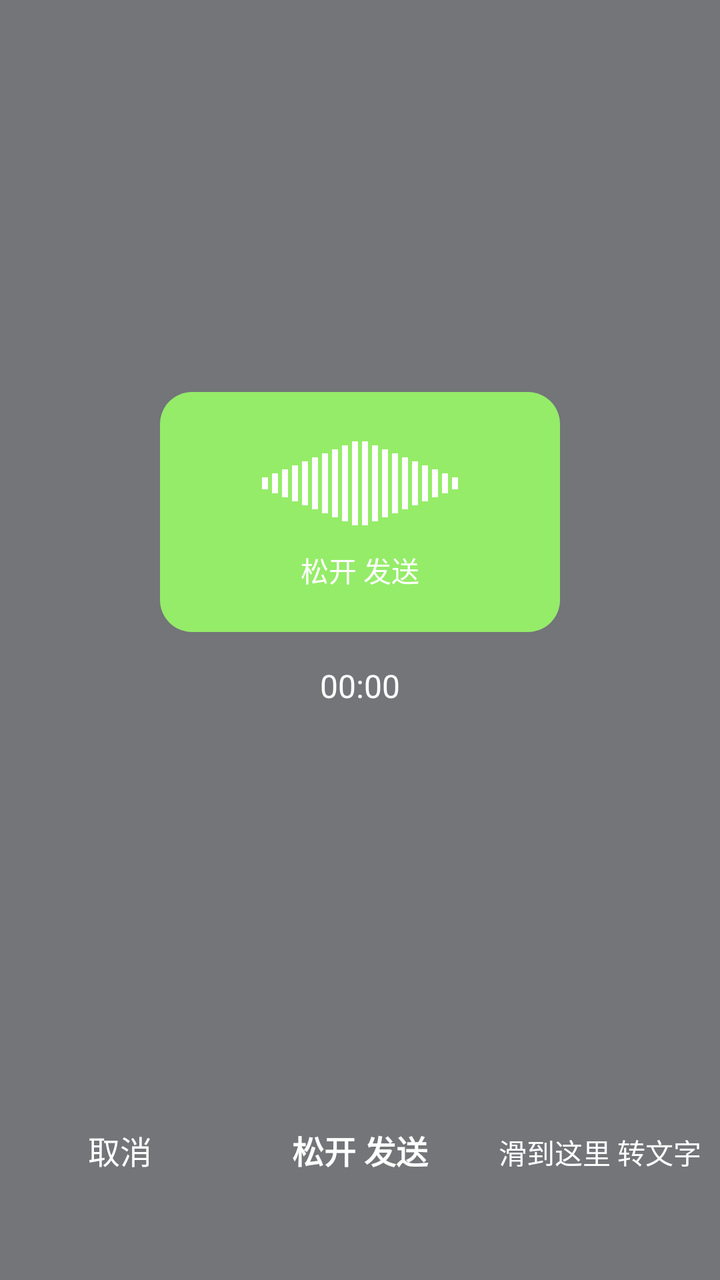
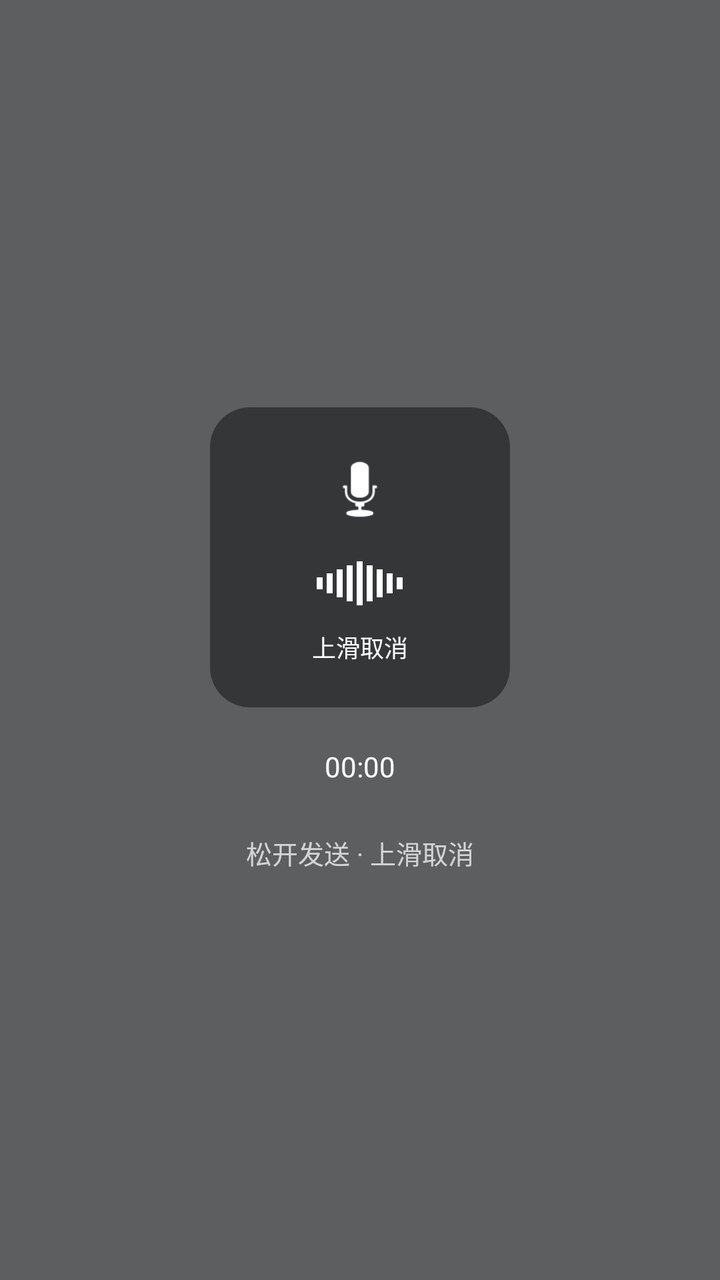

Two renders of the same Android screen: before a commit and after it. Below are the layout's source before the change and the commit's diff.
<!-- AndroidManifest.xml: application theme Theme.EchoLink -->
<!-- res/layout/dialog_voice_record.xml -->
<?xml version="1.0" encoding="utf-8"?>

<LinearLayout xmlns:android="http://schemas.android.com/apk/res/android"
    android:layout_width="match_parent"
    android:layout_height="match_parent"
    android:orientation="vertical"
    android:background="#80000000"
    android:gravity="bottom">

    
    <LinearLayout
        android:layout_width="match_parent"
        android:layout_height="0dp"
        android:layout_weight="1"
        android:gravity="center"
        android:orientation="vertical">

        
        <LinearLayout
            android:id="@+id/recordBubble"
            android:layout_width="200dp"
            android:layout_height="120dp"
            android:background="@drawable/bg_voice_record_bubble"
            android:gravity="center"
            android:orientation="vertical">

            
            <LinearLayout
                android:id="@+id/waveformContainer"
                android:layout_width="match_parent"
                android:layout_height="50dp"
                android:gravity="center"
                android:orientation="horizontal"
                android:paddingStart="20dp"
                android:paddingEnd="20dp">

                
                <View android:id="@+id/wave0"  android:layout_width="3dp" android:layout_height="6dp"  android:layout_margin="1dp" android:background="#FFFFFF" />
                <View android:id="@+id/wave1"  android:layout_width="3dp" android:layout_height="10dp" android:layout_margin="1dp" android:background="#FFFFFF" />
                <View android:id="@+id/wave2"  android:layout_width="3dp" android:layout_height="14dp" android:layout_margin="1dp" android:background="#FFFFFF" />
                <View android:id="@+id/wave3"  android:layout_width="3dp" android:layout_height="18dp" android:layout_margin="1dp" android:background="#FFFFFF" />
                <View android:id="@+id/wave4"  android:layout_width="3dp" android:layout_height="22dp" android:layout_margin="1dp" android:background="#FFFFFF" />
                <View android:id="@+id/wave5"  android:layout_width="3dp" android:layout_height="26dp" android:layout_margin="1dp" android:background="#FFFFFF" />
                <View android:id="@+id/wave6"  android:layout_width="3dp" android:layout_height="30dp" android:layout_margin="1dp" android:background="#FFFFFF" />
                <View android:id="@+id/wave7"  android:layout_width="3dp" android:layout_height="34dp" android:layout_margin="1dp" android:background="#FFFFFF" />
                <View android:id="@+id/wave8"  android:layout_width="3dp" android:layout_height="38dp" android:layout_margin="1dp" android:background="#FFFFFF" />
                <View android:id="@+id/wave9"  android:layout_width="3dp" android:layout_height="42dp" android:layout_margin="1dp" android:background="#FFFFFF" />
                <View android:id="@+id/wave10" android:layout_width="3dp" android:layout_height="42dp" android:layout_margin="1dp" android:background="#FFFFFF" />
                <View android:id="@+id/wave11" android:layout_width="3dp" android:layout_height="38dp" android:layout_margin="1dp" android:background="#FFFFFF" />
                <View android:id="@+id/wave12" android:layout_width="3dp" android:layout_height="34dp" android:layout_margin="1dp" android:background="#FFFFFF" />
                <View android:id="@+id/wave13" android:layout_width="3dp" android:layout_height="30dp" android:layout_margin="1dp" android:background="#FFFFFF" />
                <View android:id="@+id/wave14" android:layout_width="3dp" android:layout_height="26dp" android:layout_margin="1dp" android:background="#FFFFFF" />
                <View android:id="@+id/wave15" android:layout_width="3dp" android:layout_height="22dp" android:layout_margin="1dp" android:background="#FFFFFF" />
                <View android:id="@+id/wave16" android:layout_width="3dp" android:layout_height="18dp" android:layout_margin="1dp" android:background="#FFFFFF" />
                <View android:id="@+id/wave17" android:layout_width="3dp" android:layout_height="14dp" android:layout_margin="1dp" android:background="#FFFFFF" />
                <View android:id="@+id/wave18" android:layout_width="3dp" android:layout_height="10dp" android:layout_margin="1dp" android:background="#FFFFFF" />
                <View android:id="@+id/wave19" android:layout_width="3dp" android:layout_height="6dp"  android:layout_margin="1dp" android:background="#FFFFFF" />
            </LinearLayout>

            
            <TextView
                android:id="@+id/tvRecordStatus"
                android:layout_width="wrap_content"
                android:layout_height="wrap_content"
                android:layout_marginTop="8dp"
                android:text="松开 发送"
                android:textColor="#FFFFFF"
                android:textSize="14sp" />
        </LinearLayout>

        
        <TextView
            android:id="@+id/tvRecordTime"
            android:layout_width="wrap_content"
            android:layout_height="wrap_content"
            android:layout_marginTop="16dp"
            android:text="00:00"
            android:textColor="#FFFFFF"
            android:textSize="16sp" />
    </LinearLayout>

    
    <LinearLayout
        android:layout_width="match_parent"
        android:layout_height="wrap_content"
        android:orientation="horizontal"
        android:paddingBottom="40dp">

        <TextView
            android:id="@+id/btnCancelRecord"
            android:layout_width="0dp"
            android:layout_height="50dp"
            android:layout_weight="1"
            android:gravity="center"
            android:text="取消"
            android:textColor="#FFFFFF"
            android:textSize="16sp" />

        <TextView
            android:id="@+id/btnReleaseSend"
            android:layout_width="0dp"
            android:layout_height="50dp"
            android:layout_weight="1"
            android:gravity="center"
            android:text="松开 发送"
            android:textColor="#FFFFFF"
            android:textSize="16sp"
            android:textStyle="bold" />

        <TextView
            android:id="@+id/btnToText"
            android:layout_width="0dp"
            android:layout_height="50dp"
            android:layout_weight="1"
            android:gravity="center"
            android:text="滑到这里 转文字"
            android:textColor="#FFFFFF"
            android:textSize="14sp" />
    </LinearLayout>

</LinearLayout>
<!-- resources referenced by this layout -->
<resources>
  <!-- drawable bg_voice_record_bubble (drawable) -->
  <?xml version="1.0" encoding="utf-8"?>
  
  <shape xmlns:android="http://schemas.android.com/apk/res/android"
      android:shape="rectangle">
      <solid android:color="#95EC69" />
      <corners android:radius="16dp" />
  </shape>
  <style name="Theme.EchoLink" parent="Theme.MaterialComponents.DayNight.NoActionBar">
          <item name="colorPrimary">@color/brand_primary</item>
          <item name="colorPrimaryVariant">@color/brand_primary_dark</item>
          <item name="colorOnPrimary">@color/on_primary</item>
          <item name="colorSecondary">@color/secondary</item>
          <item name="colorOnSecondary">@color/on_secondary</item>
          <item name="colorSurface">@color/surface</item>
          <item name="colorOnSurface">@color/on_surface</item>
          <item name="colorError">@color/error</item>
          <item name="android:colorBackground">@color/background</item>
          <item name="colorOnBackground">@color/on_surface</item>
          <item name="colorControlNormal">@color/on_surface_variant</item>
          <item name="colorControlActivated">@color/brand_primary</item>
          <item name="android:windowBackground">@color/background</item>
          
          <item name="android:statusBarColor">@android:color/transparent</item>
          <item name="android:navigationBarColor">@android:color/transparent</item>
          <item name="android:windowLightStatusBar">true</item>
          <item name="android:windowLightNavigationBar">true</item>
          
          <item name="alertDialogTheme">@style/Theme.EchoLink.Dialog</item>
          <item name="dialogTheme">@style/Theme.EchoLink.Dialog</item>
          <item name="materialAlertDialogTheme">@style/Theme.EchoLink.Dialog</item>
      </style>
  <color name="brand_primary">#4a8fe7</color>
  <color name="brand_primary_dark">#3a7fd7</color>
  <color name="on_primary">#FFFFFF</color>
  <color name="secondary">#4a8fe7</color>
  <color name="on_secondary">#FFFFFF</color>
  <color name="surface">@color/neu_base</color>
  <color name="on_surface">#3A4150</color>
  <color name="error">#E8645F</color>
  <color name="background">@color/neu_base</color>
  <color name="on_surface_variant">#8B94A3</color>
  <style name="Theme.EchoLink.Dialog" parent="ThemeOverlay.MaterialComponents.Dialog.Alert">
          <item name="colorSurface">@color/chat_bg</item>
          <item name="colorSurfaceVariant">@color/chat_bg</item>
          <item name="colorOnSurface">@color/on_surface</item>
          <item name="android:windowBackground">@color/chat_bg</item>
          <item name="android:background">@color/chat_bg</item>
          <item name="android:colorBackground">@color/chat_bg</item>
          <item name="colorPrimary">@color/brand_primary</item>
          <item name="colorOnPrimary">@color/on_primary</item>
          <item name="android:textColorPrimary">@color/on_surface</item>
          <item name="android:textColor">@color/on_surface</item>
          <item name="android:windowIsFloating">true</item>
      </style>
  <color name="neu_base">#E8ECF2</color>
  <color name="chat_bg">@color/neu_base</color>
</resources>

<!-- the commit's change to res/layout/dialog_voice_record.xml (unified diff, before → after) -->
@@ -4,118 +4,75 @@
     android:layout_width="match_parent"
     android:layout_height="match_parent"
     android:orientation="vertical"
-    android:background="#80000000"
-    android:gravity="bottom">
+    android:background="#99000000"
+    android:gravity="center">
 
     
     <LinearLayout
-        android:layout_width="match_parent"
-        android:layout_height="0dp"
-        android:layout_weight="1"
+        android:id="@+id/recordCard"
+        android:layout_width="150dp"
+        android:layout_height="150dp"
+        android:background="@drawable/bg_voice_record_card"
         android:gravity="center"
-        android:orientation="vertical">
+        android:orientation="vertical"
+        android:padding="16dp">
+
+        
+        <ImageView
+            android:id="@+id/ivMic"
+            android:layout_width="40dp"
+            android:layout_height="40dp"
+            android:src="@android:drawable/ic_btn_speak_now"
+            android:tint="#FFFFFF" />
 
         
         <LinearLayout
-            android:id="@+id/recordBubble"
-            android:layout_width="200dp"
-            android:layout_height="120dp"
-            android:background="@drawable/bg_voice_record_bubble"
+            android:id="@+id/waveformContainer"
+            android:layout_width="match_parent"
+            android:layout_height="30dp"
+            android:layout_marginTop="12dp"
             android:gravity="center"
-            android:orientation="vertical">
+            android:orientation="horizontal">
 
-            
-            <LinearLayout
-                android:id="@+id/waveformContainer"
-                android:layout_width="match_parent"
-                android:layout_height="50dp"
-                android:gravity="center"
-                android:orientation="horizontal"
-                android:paddingStart="20dp"
-                android:paddingEnd="20dp">
-
-                
-                <View android:id="@+id/wave0"  android:layout_width="3dp" android:layout_height="6dp"  android:layout_margin="1dp" android:background="#FFFFFF" />
-                <View android:id="@+id/wave1"  android:layout_width="3dp" android:layout_height="10dp" android:layout_margin="1dp" android:background="#FFFFFF" />
-                <View android:id="@+id/wave2"  android:layout_width="3dp" android:layout_height="14dp" android:layout_margin="1dp" android:background="#FFFFFF" />
-                <View android:id="@+id/wave3"  android:layout_width="3dp" android:layout_height="18dp" android:layout_margin="1dp" android:background="#FFFFFF" />
-                <View android:id="@+id/wave4"  android:layout_width="3dp" android:layout_height="22dp" android:layout_margin="1dp" android:background="#FFFFFF" />
-                <View android:id="@+id/wave5"  android:layout_width="3dp" android:layout_height="26dp" android:layout_margin="1dp" android:background="#FFFFFF" />
-                <View android:id="@+id/wave6"  android:layout_width="3dp" android:layout_height="30dp" android:layout_margin="1dp" android:background="#FFFFFF" />
-                <View android:id="@+id/wave7"  android:layout_width="3dp" android:layout_height="34dp" android:layout_margin="1dp" android:background="#FFFFFF" />
-                <View android:id="@+id/wave8"  android:layout_width="3dp" android:layout_height="38dp" android:layout_margin="1dp" android:background="#FFFFFF" />
-                <View android:id="@+id/wave9"  android:layout_width="3dp" android:layout_height="42dp" android:layout_margin="1dp" android:background="#FFFFFF" />
-                <View android:id="@+id/wave10" android:layout_width="3dp" android:layout_height="42dp" android:layout_margin="1dp" android:background="#FFFFFF" />
-                <View android:id="@+id/wave11" android:layout_width="3dp" android:layout_height="38dp" android:layout_margin="1dp" android:background="#FFFFFF" />
-                <View android:id="@+id/wave12" android:layout_width="3dp" android:layout_height="34dp" android:layout_margin="1dp" android:background="#FFFFFF" />
-                <View android:id="@+id/wave13" android:layout_width="3dp" android:layout_height="30dp" android:layout_margin="1dp" android:background="#FFFFFF" />
-                <View android:id="@+id/wave14" android:layout_width="3dp" android:layout_height="26dp" android:layout_margin="1dp" android:background="#FFFFFF" />
-                <View android:id="@+id/wave15" android:layout_width="3dp" android:layout_height="22dp" android:layout_margin="1dp" android:background="#FFFFFF" />
-                <View android:id="@+id/wave16" android:layout_width="3dp" android:layout_height="18dp" android:layout_margin="1dp" android:background="#FFFFFF" />
-                <View android:id="@+id/wave17" android:layout_width="3dp" android:layout_height="14dp" android:layout_margin="1dp" android:background="#FFFFFF" />
-                <View android:id="@+id/wave18" android:layout_width="3dp" android:layout_height="10dp" android:layout_margin="1dp" android:background="#FFFFFF" />
-                <View android:id="@+id/wave19" android:layout_width="3dp" android:layout_height="6dp"  android:layout_margin="1dp" android:background="#FFFFFF" />
-            </LinearLayout>
-
-            
-            <TextView
-                android:id="@+id/tvRecordStatus"
-                android:layout_width="wrap_content"
-                android:layout_height="wrap_content"
-                android:layout_marginTop="8dp"
-                android:text="松开 发送"
-                android:textColor="#FFFFFF"
-                android:textSize="14sp" />
+            <View android:id="@+id/wave0"  android:layout_width="3dp" android:layout_height="6dp"  android:layout_margin="1dp" android:background="#FFFFFF" />
+            <View android:id="@+id/wave1"  android:layout_width="3dp" android:layout_height="10dp" android:layout_margin="1dp" android:background="#FFFFFF" />
+            <View android:id="@+id/wave2"  android:layout_width="3dp" android:layout_height="14dp" android:layout_margin="1dp" android:background="#FFFFFF" />
+            <View android:id="@+id/wave3"  android:layout_width="3dp" android:layout_height="18dp" android:layout_margin="1dp" android:background="#FFFFFF" />
+            <View android:id="@+id/wave4"  android:layout_width="3dp" android:layout_height="22dp" android:layout_margin="1dp" android:background="#FFFFFF" />
+            <View android:id="@+id/wave5"  android:layout_width="3dp" android:layout_height="18dp" android:layout_margin="1dp" android:background="#FFFFFF" />
+            <View android:id="@+id/wave6"  android:layout_width="3dp" android:layout_height="14dp" android:layout_margin="1dp" android:background="#FFFFFF" />
+            <View android:id="@+id/wave7"  android:layout_width="3dp" android:layout_height="10dp" android:layout_margin="1dp" android:background="#FFFFFF" />
+            <View android:id="@+id/wave8"  android:layout_width="3dp" android:layout_height="6dp"  android:layout_margin="1dp" android:background="#FFFFFF" />
         </LinearLayout>
 
         
         <TextView
-            android:id="@+id/tvRecordTime"
+            android:id="@+id/tvRecordStatus"
             android:layout_width="wrap_content"
             android:layout_height="wrap_content"
-            android:layout_marginTop="16dp"
-            android:text="00:00"
+            android:layout_marginTop="8dp"
+            android:text="上滑取消"
             android:textColor="#FFFFFF"
-            android:textSize="16sp" />
+            android:textSize="12sp" />
     </LinearLayout>
 
     
-    <LinearLayout
-        android:layout_width="match_parent"
+    <TextView
+        android:id="@+id/tvRecordTime"
+        android:layout_width="wrap_content"
         android:layout_height="wrap_content"
-        android:orientation="horizontal"
-        android:paddingBottom="40dp">
+        android:layout_marginTop="20dp"
+        android:text="00:00"
+        android:textColor="#FFFFFF"
+        android:textSize="14sp" />
 
-        <TextView
-            android:id="@+id/btnCancelRecord"
-            android:layout_width="0dp"
-            android:layout_height="50dp"
-            android:layout_weight="1"
-            android:gravity="center"
-            android:text="取消"
-            android:textColor="#FFFFFF"
-            android:textSize="16sp" />
-
-        <TextView
-            android:id="@+id/btnReleaseSend"
-            android:layout_width="0dp"
-            android:layout_height="50dp"
-            android:layout_weight="1"
-            android:gravity="center"
-            android:text="松开 发送"
-            android:textColor="#FFFFFF"
-            android:textSize="16sp"
-            android:textStyle="bold" />
-
-        <TextView
-            android:id="@+id/btnToText"
-            android:layout_width="0dp"
-            android:layout_height="50dp"
-            android:layout_weight="1"
-            android:gravity="center"
-            android:text="滑到这里 转文字"
-            android:textColor="#FFFFFF"
-            android:textSize="14sp" />
-    </LinearLayout>
+    
+    <TextView
+        android:layout_width="wrap_content"
+        android:layout_height="wrap_content"
+        android:layout_marginTop="24dp"
+        android:text="松开发送 · 上滑取消"
+        android:textColor="#BBFFFFFF"
+        android:textSize="13sp" />
 
 </LinearLayout>
<!-- resource entries referenced after the edit -->
@@ -1,12 +1,12 @@
 <!-- resources referenced by this layout -->
 <resources>
-  <!-- drawable bg_voice_record_bubble (drawable) -->
+  <!-- drawable bg_voice_record_card (drawable) -->
   <?xml version="1.0" encoding="utf-8"?>
   
   <shape xmlns:android="http://schemas.android.com/apk/res/android"
       android:shape="rectangle">
-      <solid android:color="#95EC69" />
-      <corners android:radius="16dp" />
+      <solid android:color="#CC2C2C2E" />
+      <corners android:radius="20dp" />
   </shape>
   <style name="Theme.EchoLink" parent="Theme.MaterialComponents.DayNight.NoActionBar">
           <item name="colorPrimary">@color/brand_primary</item>
